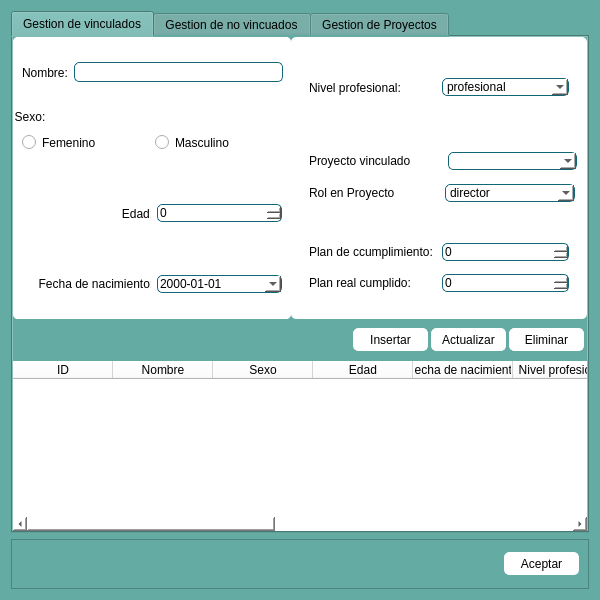
Reynier2020/Sistema_nominas, file Sistema de nominas/Vista/UI/gestionar.ui: the form before one commit.
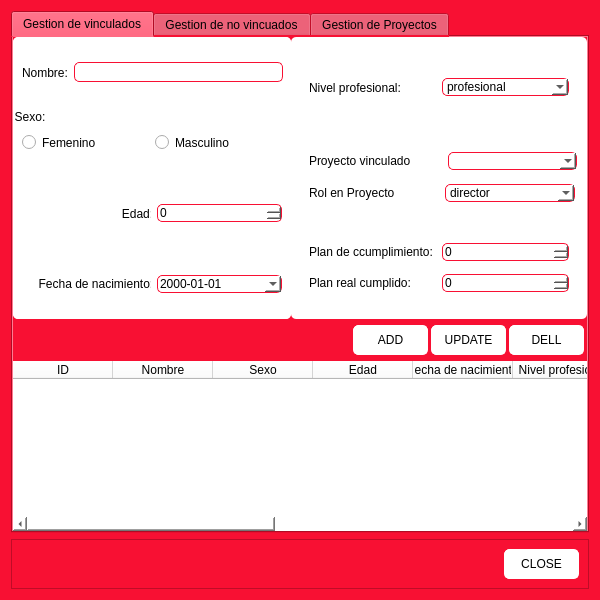
The form after the commit. The open tabs and pages were chosen to show the change. Icons and pictures are not drawn.

```diff
--- a/Sistema de nominas/Vista/UI/gestionar.ui
+++ b/Sistema de nominas/Vista/UI/gestionar.ui
@@ -30,7 +30,8 @@
     <normaloff>:/ventana_prin/sist.ico</normaloff>:/ventana_prin/sist.ico</iconset>
   </property>
   <property name="styleSheet">
-   <string notr="true">background-color: rgb(100, 171, 164);</string>
+   <string notr="true">background-color: rgb(248, 16, 51);
+font: 12pt &quot;Tw Cen MT Condensed&quot;;</string>
   </property>
   <layout class="QVBoxLayout" name="verticalLayout">
    <item>
@@ -40,21 +41,20 @@
      </property>
      <property name="styleSheet">
       <string notr="true">QLineEdit{
-border:1px solid #167;}
+border:1px solid  rgb(248, 16, 51);}
 QPushButton{
 border:1px solid #fffff;
 background-color: #fffff;}
 QComboBox{
-border:1px solid #167;}
+border:1px solid  rgb(248, 16, 51);}
 QSpinBox{
-border:1px solid #167;}
+border:1px solid  rgb(248, 16, 51);}
 QDoubleSpinBox{
-border:1px solid #167;}
+border:1px solid  rgb(248, 16, 51);}
 QDateEdit{
-border:1px solid #167;}
+border:1px solid  rgb(248, 16, 51);}
 
-QPushButton:hover{
-  background-color: darkblue;}
+
 </string>
      </property>
      <property name="currentIndex">
@@ -396,14 +396,25 @@
                      </size>
                     </property>
                     <property name="styleSheet">
-                     <string notr="true"/>
+                     <string notr="true">QPushButton{
+border:1px solid #ffffff;
+background-color: #ffffff;}
+
+QPushButton:hover{
+border-color: rgb(248, 16, 51);}</string>
                     </property>
                     <property name="text">
                      <string/>
                     </property>
                     <property name="icon">
-                     <iconset>
-                      <normaloff>../iconos/refresh.ico</normaloff>../iconos/refresh.ico</iconset>
+                     <iconset resource="iconos_qr/iconos.qrc">
+                      <normaloff>:/iconos/refresh-cw.svg</normaloff>:/iconos/refresh-cw.svg</iconset>
+                    </property>
+                    <property name="iconSize">
+                     <size>
+                      <width>30</width>
+                      <height>25</height>
+                     </size>
                     </property>
                    </widget>
                   </item>
@@ -569,7 +580,7 @@
           </size>
          </property>
          <property name="styleSheet">
-          <string notr="true">background-color: rgb(100, 171, 164);
+          <string notr="true">background-color: rgb(248, 16, 51);
 border-radius:5px;
 </string>
          </property>
@@ -613,7 +624,7 @@
             <property name="minimumSize">
              <size>
               <width>75</width>
-              <height>23</height>
+              <height>30</height>
              </size>
             </property>
             <property name="styleSheet">
@@ -626,7 +637,17 @@
 </string>
             </property>
             <property name="text">
-             <string>Insertar</string>
+             <string>ADD</string>
+            </property>
+            <property name="icon">
+             <iconset resource="iconos_qr/iconos.qrc">
+              <normaloff>:/iconos/plus.svg</normaloff>:/iconos/plus.svg</iconset>
+            </property>
+            <property name="iconSize">
+             <size>
+              <width>30</width>
+              <height>25</height>
+             </size>
             </property>
            </widget>
           </item>
@@ -635,7 +656,7 @@
             <property name="minimumSize">
              <size>
               <width>75</width>
-              <height>23</height>
+              <height>30</height>
              </size>
             </property>
             <property name="styleSheet">
@@ -647,7 +668,17 @@
 border-color:#167;}</string>
             </property>
             <property name="text">
-             <string>Actualizar</string>
+             <string>UPDATE</string>
+            </property>
+            <property name="icon">
+             <iconset resource="iconos_qr/iconos.qrc">
+              <normaloff>:/iconos/edit-3.svg</normaloff>:/iconos/edit-3.svg</iconset>
+            </property>
+            <property name="iconSize">
+             <size>
+              <width>30</width>
+              <height>25</height>
+             </size>
             </property>
            </widget>
           </item>
@@ -656,7 +687,7 @@
             <property name="minimumSize">
              <size>
               <width>75</width>
-              <height>23</height>
+              <height>30</height>
              </size>
             </property>
             <property name="styleSheet">
@@ -668,7 +699,17 @@
 border-color:#167;}</string>
             </property>
             <property name="text">
-             <string>Eliminar</string>
+             <string>DELL</string>
+            </property>
+            <property name="icon">
+             <iconset resource="iconos_qr/iconos.qrc">
+              <normaloff>:/iconos/trash-2.svg</normaloff>:/iconos/trash-2.svg</iconset>
+            </property>
+            <property name="iconSize">
+             <size>
+              <width>30</width>
+              <height>25</height>
+             </size>
             </property>
            </widget>
           </item>
@@ -1890,7 +1931,7 @@
         <property name="minimumSize">
          <size>
           <width>75</width>
-          <height>23</height>
+          <height>30</height>
          </size>
         </property>
         <property name="styleSheet">
@@ -1903,7 +1944,17 @@
 border-color:#167;}</string>
         </property>
         <property name="text">
-         <string>Aceptar</string>
+         <string>CLOSE</string>
+        </property>
+        <property name="icon">
+         <iconset resource="iconos_qr/iconos.qrc">
+          <normaloff>:/iconos/x.svg</normaloff>:/iconos/x.svg</iconset>
+        </property>
+        <property name="iconSize">
+         <size>
+          <width>30</width>
+          <height>25</height>
+         </size>
         </property>
        </widget>
       </item>
```
Left out of the diff: 122 changed lines with no effect on the pictures.
